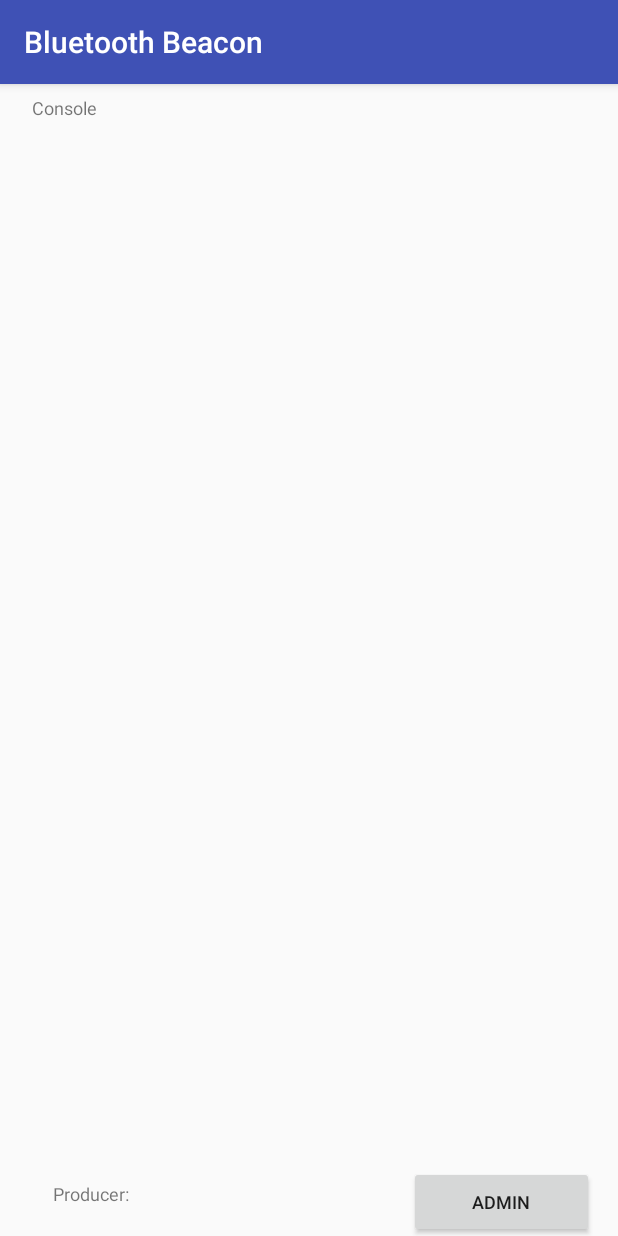
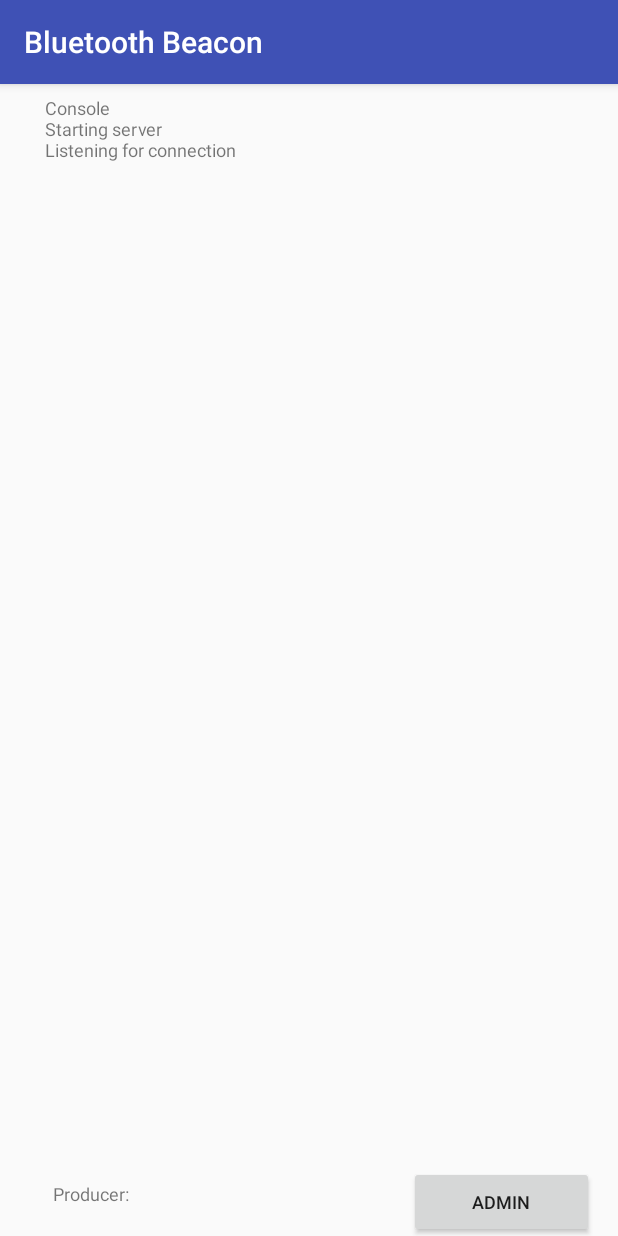
Before and after one commit to SwinburneBlockchain/BluetoothBeacon, an Android app: the screen it shows after launch (MainActivity), on a phone screen of 412 x 824 dp. Run offline under Robolectric (Android 15) with nearby library versions, the phone set to English and light mode, and no system bars; 1 statement that could not run was skipped.

Commit message:
Able to output messages to console

```diff
--- a/app/src/main/java/com/swinblockchain/bluetoothbeacon/Controller/BluetoothManager.java
+++ b/app/src/main/java/com/swinblockchain/bluetoothbeacon/Controller/BluetoothManager.java
@@ -18,15 +18,7 @@ import android.content.DialogInterface;
 import android.os.Bundle;
 import android.os.Handler;
 import android.os.Message;
-import android.support.v4.app.Fragment;
-import android.util.Log;
-import android.view.LayoutInflater;
-import android.view.View;
-import android.view.ViewGroup;
-import android.widget.Button;
-import android.widget.TextView;
 
-import com.swinblockchain.bluetoothbeacon.UI.MainActivity;
 
 /**
  * Created by John on 13/10/2017.
@@ -35,12 +27,13 @@ import com.swinblockchain.bluetoothbeacon.UI.MainActivity;
 public class BluetoothManager {
 
     BluetoothAdapter mBluetoothAdapter = null;
-    Console console;
+    public static Console myConsole;
     String NAME;
     UUID MY_UUID;
+    Message msg = Message.obtain();
 
-    public BluetoothManager(Console console, String NAME, UUID MY_UUID){
-        this.console = console;
+    public BluetoothManager(Console console, String NAME, UUID MY_UUID) {
+        this.myConsole = console;
         this.NAME = NAME;
         this.MY_UUID = MY_UUID;
     }
@@ -48,95 +41,109 @@ public class BluetoothManager {
     public void startBluetoothServer() {
         //setup the bluetooth adapter.
         mBluetoothAdapter = BluetoothAdapter.getDefaultAdapter();
-        if (mBluetoothAdapter == null) {
-//TODO
+        startServer(myConsole);
     }
 
-        startServer();
+    private Handler handler = new Handler(new Handler.Callback() {
+        @Override
+        public boolean handleMessage(Message msg) {
+            myConsole.writeToConsole(msg.getData().getString("msg"));
+            return true;
         }
 
-    private void startServer() {
-        new Thread(new AcceptThread()).start();
+    });
+
+    public void output(String str) {
+        //handler junk, because thread can't update screen!
+        Message msg = new Message();
+        Bundle b = new Bundle();
+        b.putString("msg", str);
+        msg.setData(b);
+        handler.sendMessage(msg);
+    }
+
+
+    private void startServer(Console myConsole) {
+        new Thread(new AcceptThread(myConsole)).start();
     }
 
     private class AcceptThread extends Thread {
         // The local server socket
         private final BluetoothServerSocket mmServerSocket;
+        private Console console;
 
-        public AcceptThread() {
+        public AcceptThread(Console myConsole) {
             BluetoothServerSocket tmp = null;
+            this.console = myConsole;
             // Create a new listening server socket
             try {
+                console.getConsoleWindow().append("Starting server\n");
                 tmp = mBluetoothAdapter.listenUsingRfcommWithServiceRecord(NAME, MY_UUID);
             } catch (IOException e) {
-                mkmsg("Failed to start server\n");
+                console.getConsoleWindow().append("Failed to start server\n");
             }
             mmServerSocket = tmp;
         }
 
-        public void mkmsg(String str) {
-            //handler junk, because thread can't update screen!
-            Message msg = new Message();
-            Bundle b = new Bundle();
-            b.putString("msg", str);
-            msg.setData(b);
-            System.out.println("SYSOUT:" + str);
-        }
+        public void run() {
+            while (true) {
+                output("Listening for connection");
 
-        public void run() {
-            mkmsg("waiting on accept");
                 BluetoothSocket socket = null;
                 try {
                     // This is a blocking call and will only return on a
                     // successful connection or an exception
                     socket = mmServerSocket.accept();
                 } catch (IOException e) {
-                mkmsg("Failed to accept\n");
+                    output("Failed to accept connection");
                 }
 
                 // If a connection was accepted
                 if (socket != null) {
-                mkmsg("Connection made\n");
-                mkmsg("Remote device address: " + socket.getRemoteDevice().getAddress() + "\n");
-                //Note this is copied from the TCPdemo code.
+                    output("Connection established with " + socket.getRemoteDevice().getAddress());
                     try {
-                    mkmsg("Attempting to receive a message ...\n");
+                        output("Attempting to read request");
                         BufferedReader in = new BufferedReader(new InputStreamReader(socket.getInputStream()));
                         String str = in.readLine();
-                    mkmsg("received a message:\n" + str + "\n");
+                        output("Received request for proof of location");
 
+                        output("Signing message and timestamp");
+                        //Generate sig //TODO
+
+                        output("Sending response");
                         PrintWriter out = new PrintWriter(new BufferedWriter(new OutputStreamWriter(socket.getOutputStream())), true);
-                    mkmsg("Attempting to send message ...\n");
-
                         socket.getOutputStream().write(console.signMessage(console.getProducer()));
 
-                    out.println("Hi from Bluetooth Demo Server");
+                        //output("Hi from Bluetooth Demo Server"); //Message to
                         out.flush();
-                    mkmsg("Message sent...\n");
+                        output("Response sent");
 
-                    mkmsg("We are done, closing connection\n");
+                        output("Finished transaction, closing connection");
                     } catch (Exception e) {
-                    mkmsg("Error happened sending/receiving\n");
+                        output("Error occured sending/receiving");
 
                     } finally {
                         try {
                             socket.close();
                         } catch (IOException e) {
-                        mkmsg("Unable to close socket" + e.getMessage() + "\n");
+                            output("Unable to close socket" + e.getMessage());
                         }
                     }
                 } else {
-                mkmsg("Made connection, but socket is null\n");
+                    output("Made connection, but socket is null");
                 }
-            mkmsg("Server ending \n");
+                //messageHandler.sendMessage("ser");
+                output("Server closing\n");
+            }
         }
 
         public void cancel() {
             try {
                 mmServerSocket.close();
             } catch (IOException e) {
-                mkmsg( "close() of connect socket failed: "+e.getMessage() +"\n");
+                output("close() of connect socket failed: " + e.getMessage());
             }
         }
     }
+
 }
--- a/app/src/main/java/com/swinblockchain/bluetoothbeacon/Controller/Console.java
+++ b/app/src/main/java/com/swinblockchain/bluetoothbeacon/Controller/Console.java
@@ -2,6 +2,8 @@ package com.swinblockchain.bluetoothbeacon.Controller;
 
 import android.content.res.AssetManager;
 
+import android.util.Base64;
+import android.util.Base64InputStream;
 import android.widget.TextView;
 
 import com.swinblockchain.bluetoothbeacon.App;
@@ -28,6 +30,8 @@ public class Console {
     private Producer producer;
     private TextView consoleWindow;
     private final String message = "VALID_LOCATION";
+    private final static char[] hexArray = "0123456789abcdef".toCharArray();
+
 
     ArrayList<Producer> producerList = new ArrayList<>();
     ArrayList<String> producerStringList = new ArrayList<>();
@@ -45,6 +49,10 @@ public class Console {
             sig.update(data);
 
             byte[] signatureBytes = sig.sign();
+
+            System.out.println("SIGN IN :" + signatureBytes);
+            System.out.println("SIGN IN HEX:" + bytesToHex(signatureBytes));
+
             System.out.println("SIG UTF-8: " + signatureBytes.toString());
 
 
@@ -124,6 +132,20 @@ public class Console {
         return null;
     }
 
+    public String bytesToHex(byte[] bytes) {
+        char[] hexChars = new char[bytes.length * 2];
+        for ( int j = 0; j < bytes.length; j++ ) {
+            int v = bytes[j] & 0xFF;
+            hexChars[j * 2] = hexArray[v >>> 4];
+            hexChars[j * 2 + 1] = hexArray[v & 0x0F];
+        }
+        return new String(hexChars);
+    }
+
+    public void writeToConsole(String string) {
+        getConsoleWindow().append(string + "\n");
+    }
+
     public Producer getProducer() {
         return producer;
     }
--- a/app/src/main/res/layout/activity_main.xml
+++ b/app/src/main/res/layout/activity_main.xml
@@ -8,8 +8,8 @@
 
     <TextView
         android:id="@+id/consoleWindow"
-        android:layout_width="370dp"
-        android:layout_height="456dp"
+        android:layout_width="352dp"
+        android:layout_height="446dp"
         android:layout_marginTop="7dp"
         android:text="Console\n"
         android:textAlignment="viewStart"
```
Also changed, not shown: app/src/main/java/com/swinblockchain/bluetoothbeacon/UI/MainActivity.java (+6 -2 lines). Lines whose indentation alone changed are shown as unchanged.
